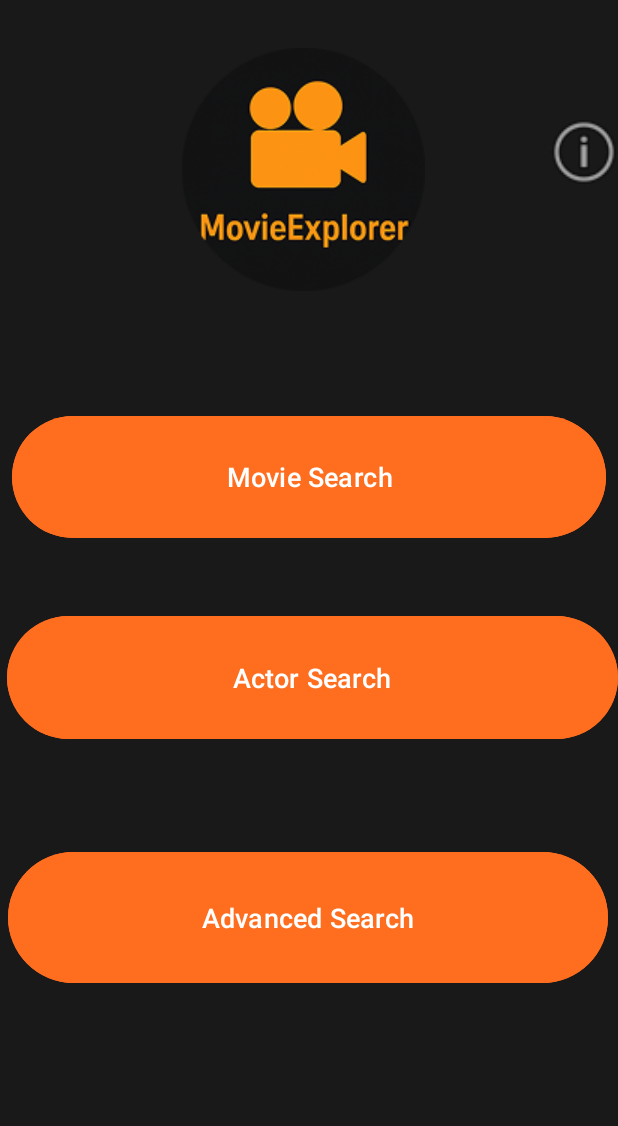
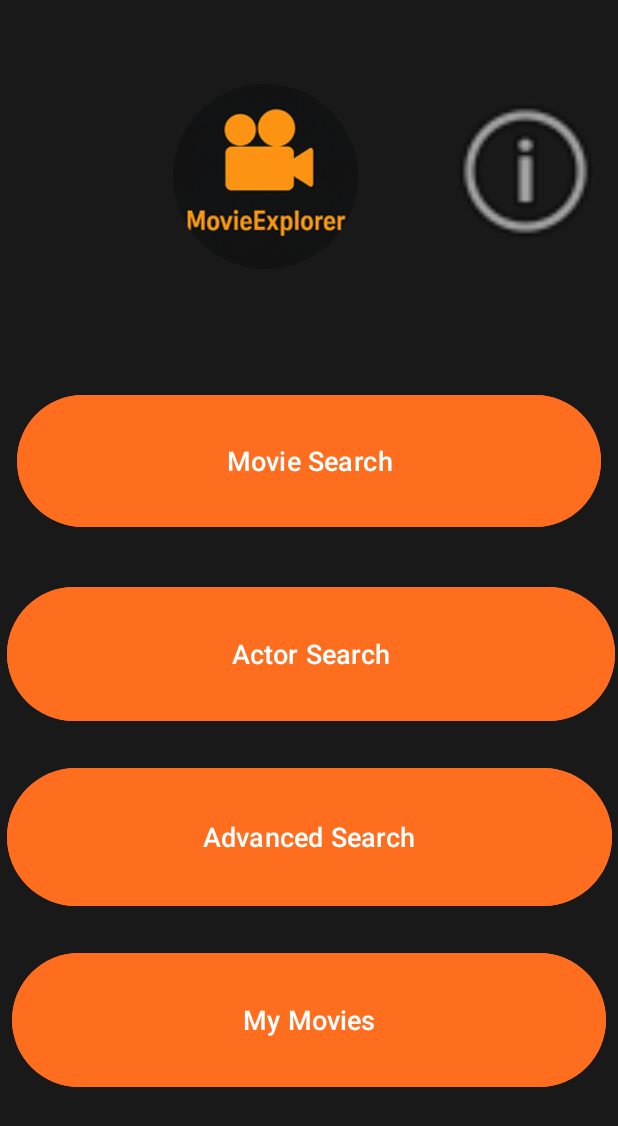
Before and after one commit to MattJ03/OMDB, an Android app: the screen it shows after launch (MainActivity), on a phone screen of 412 x 824 dp. Shown: the top 1126 px of the screen. Run offline under Robolectric (Android 15) with nearby library versions, the phone set to English and light mode, and no system bars.

Commit message:
feat: made a saved movies page

```diff
--- a/app/src/main/java/com/example/coursework2/MainActivity.java
+++ b/app/src/main/java/com/example/coursework2/MainActivity.java
@@ -10,7 +10,7 @@ import android.widget.ImageView;
 
 public class MainActivity extends AppCompatActivity {
 
-    Button mvSearch, acSearch, advSearch;
+    Button mvSearch, acSearch, advSearch, myMovies;
     ImageView infoBtn;
     @Override
     protected void onCreate(Bundle savedInstanceState) {
@@ -20,6 +20,7 @@ public class MainActivity extends AppCompatActivity {
         mvSearch = (Button) findViewById(R.id.btnMovieSearch);
         acSearch = (Button) findViewById(R.id.btnActorSearch);
         advSearch = (Button) findViewById(R.id.btnAdvancedSearch);
+        myMovies = (Button) findViewById(R.id.btnMyMovies);
         infoBtn = (ImageView) findViewById(R.id.ivInfo);
 
       mvSearch.setOnClickListener(v -> {
@@ -37,6 +38,12 @@ public class MainActivity extends AppCompatActivity {
           startActivity(intent);
       });
 
+      myMovies.setOnClickListener(v -> {
+          Intent intent = new Intent(MainActivity.this, SavedMovieActivity.class);
+          startActivity(intent);
+
+      });
+
       infoBtn.setOnClickListener(v -> {
           Intent intent = new Intent(MainActivity.this, AboutActivity.class);
           startActivity(intent);
--- a/app/src/main/res/layout/activity_main.xml
+++ b/app/src/main/res/layout/activity_main.xml
@@ -10,11 +10,11 @@
 
     <ImageView
         android:id="@+id/ivInfo"
-        android:layout_width="100dp"
-        android:layout_height="60dp"
+        android:layout_width="0dp"
+        android:layout_height="0dp"
         android:layout_marginTop="40dp"
-        android:layout_marginBottom="111dp"
-        app:layout_constraintBottom_toTopOf="@+id/btnMovieSearch"
+        android:layout_marginBottom="320dp"
+        app:layout_constraintBottom_toTopOf="@+id/btnAdvancedSearch"
         app:layout_constraintEnd_toEndOf="parent"
         app:layout_constraintStart_toEndOf="@+id/imageView"
         app:layout_constraintTop_toTopOf="parent"
@@ -22,60 +22,77 @@
 
     <Button
         android:id="@+id/btnMovieSearch"
-        android:layout_width="396dp"
-        android:layout_height="89dp"
-        android:layout_marginBottom="430dp"
+        android:layout_width="389dp"
+        android:layout_height="96dp"
+        android:layout_marginStart="5dp"
+        android:layout_marginEnd="5dp"
+        android:layout_marginBottom="32dp"
         android:backgroundTint="@color/orange"
         android:text="Movie Search"
         android:textSize="18sp"
-        app:layout_constraintBottom_toBottomOf="parent"
+        app:layout_constraintBottom_toTopOf="@+id/btnActorSearch"
         app:layout_constraintEnd_toEndOf="parent"
-        app:layout_constraintHorizontal_bias="0.483"
         app:layout_constraintStart_toStartOf="parent"
-        app:layout_constraintTop_toBottomOf="@+id/ivInfo" />
+        app:layout_constraintTop_toBottomOf="@+id/imageView" />
 
     <Button
         android:id="@+id/btnActorSearch"
-        android:layout_width="407dp"
-        android:layout_height="90dp"
-        android:layout_marginTop="44dp"
+        android:layout_width="405dp"
+        android:layout_height="97dp"
+        android:layout_marginBottom="23dp"
         android:backgroundTint="@color/orange"
         android:text="Actor Search"
         android:textSize="18sp"
+        app:layout_constraintBottom_toTopOf="@+id/btnAdvancedSearch"
         app:layout_constraintEnd_toEndOf="parent"
-        app:layout_constraintHorizontal_bias="1.0"
+        app:layout_constraintHorizontal_bias="0.666"
         app:layout_constraintStart_toStartOf="parent"
         app:layout_constraintTop_toBottomOf="@+id/btnMovieSearch" />
 
     <Button
         android:id="@+id/btnAdvancedSearch"
-        android:layout_width="400dp"
-        android:layout_height="95dp"
-        android:layout_marginTop="44dp"
-        android:layout_marginBottom="160dp"
+        android:layout_width="403dp"
+        android:layout_height="100dp"
+        android:layout_marginStart="1dp"
+        android:layout_marginEnd="1dp"
+        android:layout_marginBottom="216dp"
         android:backgroundTint="@color/orange"
         android:text="Advanced Search"
         android:textSize="18sp"
         app:layout_constraintBottom_toBottomOf="parent"
         app:layout_constraintEnd_toEndOf="parent"
-        app:layout_constraintHorizontal_bias="0.454"
         app:layout_constraintStart_toStartOf="parent"
-        app:layout_constraintTop_toBottomOf="@+id/imageView" />
+        app:layout_constraintTop_toBottomOf="@+id/ivInfo" />
 
     <ImageView
         android:id="@+id/imageView"
-        android:layout_width="174dp"
-        android:layout_height="162dp"
-        android:layout_marginStart="142dp"
-        android:layout_marginTop="27dp"
+        android:layout_width="0dp"
+        android:layout_height="0dp"
+        android:layout_marginStart="115dp"
         android:layout_marginEnd="50dp"
-        android:layout_marginBottom="321dp"
-        app:layout_constraintBottom_toTopOf="@+id/btnAdvancedSearch"
+        android:layout_marginBottom="24dp"
+        android:clickable="true"
+        app:layout_constraintBottom_toTopOf="@+id/btnMovieSearch"
         app:layout_constraintEnd_toStartOf="@+id/ivInfo"
         app:layout_constraintStart_toStartOf="parent"
         app:layout_constraintTop_toTopOf="parent"
-        app:srcCompat="@drawable/image_2"
-        android:clickable="true"
-        />
+        app:srcCompat="@drawable/image_2" />
+
+    <Button
+        android:id="@+id/btnMyMovies"
+        android:layout_width="396dp"
+        android:layout_height="97dp"
+        android:layout_marginStart="8dp"
+        android:layout_marginEnd="8dp"
+        android:layout_marginBottom="95dp"
+        android:backgroundTint="@color/orange"
+        android:text="My Movies"
+        android:textSize="18dp"
+        app:layout_constraintBottom_toBottomOf="parent"
+        app:layout_constraintEnd_toEndOf="parent"
+        app:layout_constraintHorizontal_bias="1.0"
+        app:layout_constraintStart_toStartOf="parent"
+        app:layout_constraintTop_toBottomOf="@+id/btnAdvancedSearch"
+        app:layout_constraintVertical_bias="1.0" />
 
 </androidx.constraintlayout.widget.ConstraintLayout>
--- a/app/src/main/res/layout/activity_search_movie.xml
+++ b/app/src/main/res/layout/activity_search_movie.xml
@@ -19,6 +19,7 @@
             android:layout_marginBottom="15dp"
             app:srcCompat="@drawable/img_1" />
 
+
         <EditText
             android:id="@+id/etMovieTitle"
             android:layout_width="match_parent"
@@ -29,7 +30,6 @@
             android:textColor="@color/black"
             android:textColorHint="@color/black"
             android:textSize="18sp" />
-
 
         <Button
             android:id="@+id/btnSearch"
```
Also changed, not shown: app/src/main/java/com/example/coursework2/SavedMovieActivity.java (+24 -0 lines), app/src/main/res/layout/activity_saved_movie.xml (+48 -4 lines).
